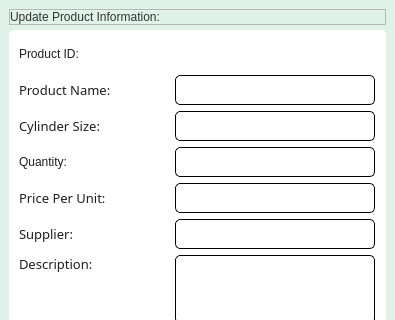
Above: app/src/ui/NEW/edit_product_page.ui from Kazu0210/Inventory-System before the change; both pictures show x 0 to 395 and y 0 to 320 of the 395 by 470 pixel window. Below: the same form after it.
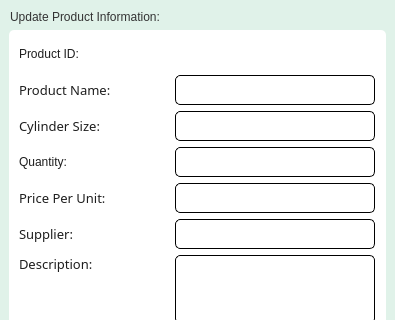
That is the form after the change.

What changed in the file:
```diff
--- a/app/src/ui/NEW/edit_product_page.ui
+++ b/app/src/ui/NEW/edit_product_page.ui
@@ -83,6 +83,9 @@
    </property>
    <item alignment="Qt::AlignTop">
     <widget class="QFrame" name="frame_9">
+     <property name="styleSheet">
+      <string notr="true">background-color: transparent;</string>
+     </property>
      <property name="frameShape">
       <enum>QFrame::StyledPanel</enum>
      </property>
```
Left out of the diff: 1 changed line with no effect on the pictures.
